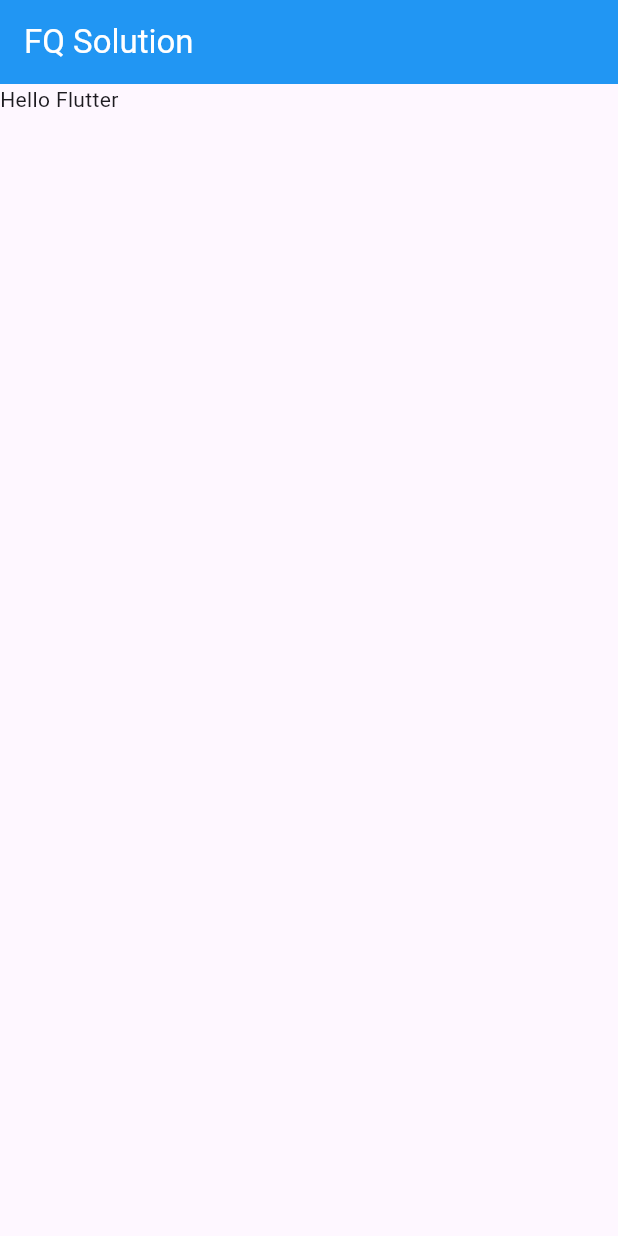
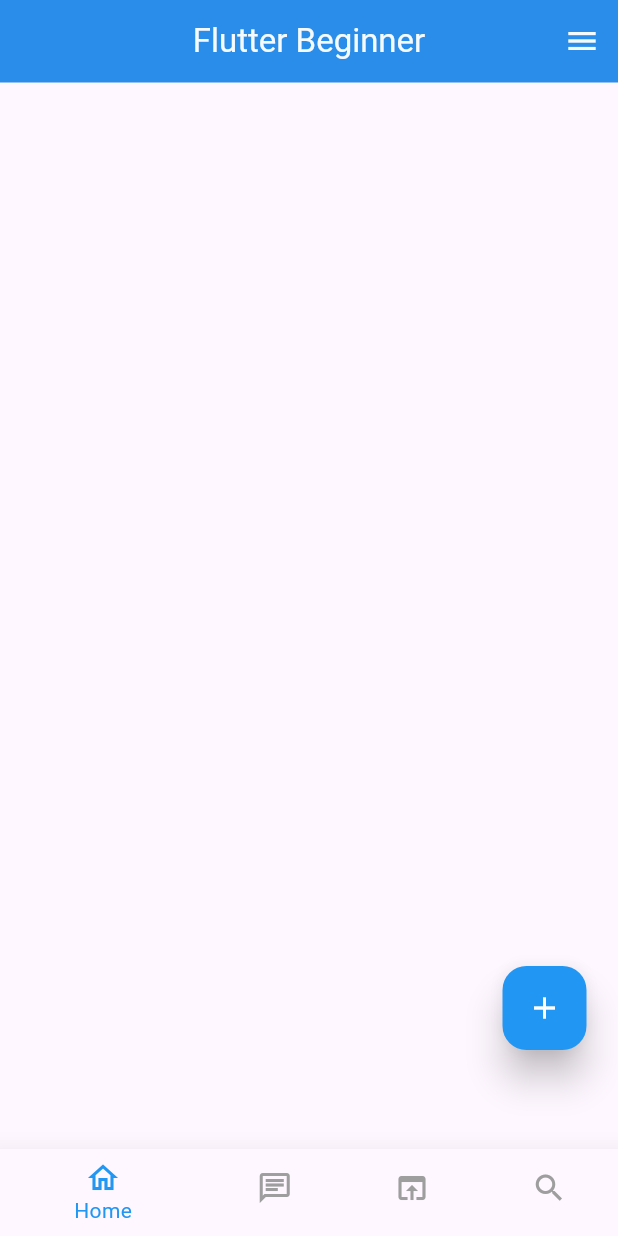
Before and after one commit to RedwanSharafatKabir/Mobile-Apps-Development-with-Flutter, a Flutter app: the screen it shows after launch, on a phone screen of 412 x 824 dp. Run offline on Flutter 3.47's test engine with Material 3 defaults, Android fonts, the light colour scheme and no system bars; our stand-ins replace fluttertoast.

Commit message:
Bottom Navigation Bar

```diff
--- a/hello_flutter_app/lib/main.dart
+++ b/hello_flutter_app/lib/main.dart
@@ -1,4 +1,5 @@
 import 'package:flutter/material.dart';
+import 'package:fluttertoast/fluttertoast.dart';
 
 void main() {
   runApp(const MyApp());
@@ -34,15 +35,100 @@ class MyApp extends StatelessWidget {
   }
 }
 
-class HomeActivity extends StatelessWidget {
+class HomeActivity extends StatefulWidget {
   const HomeActivity({super.key});
+
+  @override
+  _HomeActivityState createState() => _HomeActivityState();
+}
+
+class _HomeActivityState extends State<HomeActivity>{
+  int _currentIndex = 0;
 
   @override
   Widget build(BuildContext context) {
     return Scaffold(
-      appBar: AppBar(title: const Text("FQ Solution")),
-      body: const Text('Hello Flutter'),
+      appBar: AppBar(
+        title: const Text("Flutter Beginner"),
+        titleSpacing: 0,
+        centerTitle: true,
+        toolbarHeight: 55,
+        toolbarOpacity: 0.8,
+        elevation: 10,
+        actions: [
+          IconButton(onPressed: (){}, icon: const Icon(Icons.menu))
+        ],
 
+      ),
+
+      floatingActionButton: Padding(
+        padding: const EdgeInsets.only(right: 5.0, bottom: 50.0),
+
+        child: FloatingActionButton(
+          elevation: 10,
+          backgroundColor: Colors.blue,
+          foregroundColor: Colors.white,
+          onPressed: (){
+            showSnackBar("Item added.", context);
+          },
+          child: const Icon(Icons.add),
+        ),
+      ),
+
+      bottomNavigationBar: BottomNavigationBar(
+        currentIndex: _currentIndex,
+        backgroundColor: Colors.white,
+        unselectedItemColor: Colors.grey,
+        selectedItemColor: Colors.blue,
+        elevation: 15,
+        items: const [
+          BottomNavigationBarItem(icon: Icon(Icons.home_outlined), label: "Home"),
+          BottomNavigationBarItem(icon: Icon(Icons.chat_outlined), label: "Chat"),
+          BottomNavigationBarItem(icon: Icon(Icons.open_in_browser_outlined), label: "Browse"),
+          BottomNavigationBarItem(icon: Icon(Icons.search), label: "Search"),
+        ],
+        onTap: _onItemTapped,
+
+      ),
+    );
+  }
+
+  void _onItemTapped(int index) {
+    setState(() {
+      _currentIndex = index;
+    });
+
+    switch (index) {
+      case 0:
+        showToastMessage("Dashboard");
+        break;
+      case 1:
+        showToastMessage("Chat");
+        break;
+      case 2:
+        showToastMessage("Browse");
+        break;
+      case 3:
+        showToastMessage("Search");
+        break;
+    }
+  }
+
+  showToastMessage(message){
+    return  Fluttertoast.showToast(
+      msg: message,
+      toastLength: Toast.LENGTH_SHORT,
+      gravity: ToastGravity.BOTTOM,
+      timeInSecForIosWeb: 1,
+      backgroundColor: Colors.grey,
+      textColor: Colors.white,
+      fontSize: 16.0
+    );
+  }
+
+  showSnackBar(message, context){
+    return ScaffoldMessenger.of(context).showSnackBar(
+        SnackBar(content: Text(message))
     );
   }
 }
--- a/hello_flutter_app/pubspec.yaml
+++ b/hello_flutter_app/pubspec.yaml
@@ -47,6 +47,8 @@ dev_dependencies:
   # rules and activating additional ones.
   flutter_lints: ^3.0.0
 
+  fluttertoast: ^8.2.8
+
 # For information on the generic Dart part of this file, see the
 # following page: https://dart.dev/tools/pub/pubspec
 
```
Also changed, not shown: hello_flutter_app/pubspec.lock.
